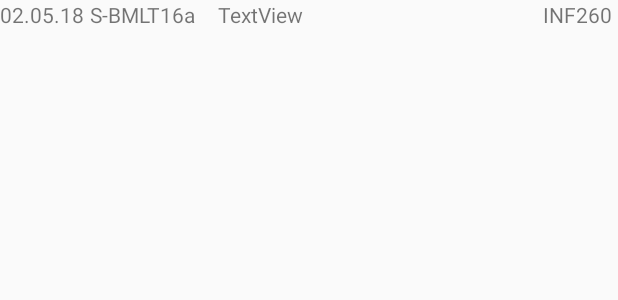
After one commit to AlexanderWyss/SephirMobile, an Android app: the layout announcedtest_table_layout.xml on its own in the app's theme, with its tools: preview values and no code run, on a phone screen of 412 x 824 dp. The commit adds this screen. Shown: the top 300 px of the screen. Run offline under Robolectric (Android 15) with nearby library versions, the phone set to English and light mode, and no system bars; network calls fail.

Commit message:
Announced Tests

```diff
--- /dev/null
+++ b/app/src/main/res/layout/announcedtest_table_layout.xml
@@ -0,0 +1,33 @@
+<?xml version="1.0" encoding="utf-8"?>
+<LinearLayout xmlns:android="http://schemas.android.com/apk/res/android"
+    android:layout_width="match_parent"
+    android:layout_height="match_parent">
+
+    <TextView
+        android:id="@+id/date"
+        android:layout_width="60dp"
+        android:layout_height="wrap_content"
+        android:layout_weight="0"
+        android:text="02.05.18" />
+
+    <TextView
+        android:id="@+id/schoolclass"
+        android:layout_width="85dp"
+        android:layout_height="wrap_content"
+        android:layout_weight="0"
+        android:text="S-BMLT16a" />
+
+    <TextView
+        android:id="@+id/name"
+        android:layout_width="match_parent"
+        android:layout_height="wrap_content"
+        android:layout_weight="1"
+        android:text="TextView" />
+
+    <TextView
+        android:id="@+id/subject"
+        android:layout_width="50dp"
+        android:layout_height="wrap_content"
+        android:layout_weight="0"
+        android:text="INF260" />
+</LinearLayout>
```
Also changed, not shown: app/src/main/java/application/sephirmobile/AnnouncedTestAdapter.java (added, +62 -0 lines), app/src/main/java/application/sephirmobile/MainActivity.java (+40 -6 lines).
